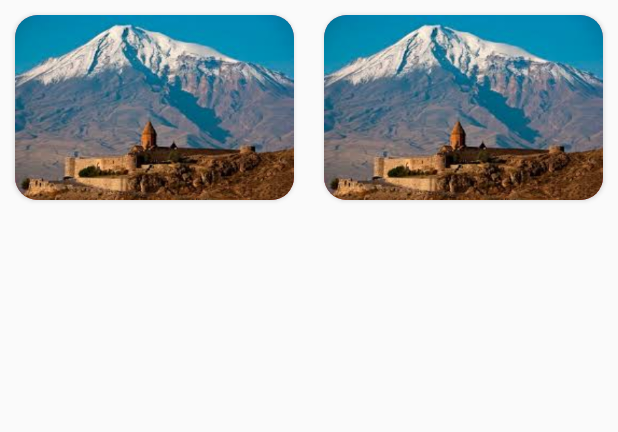
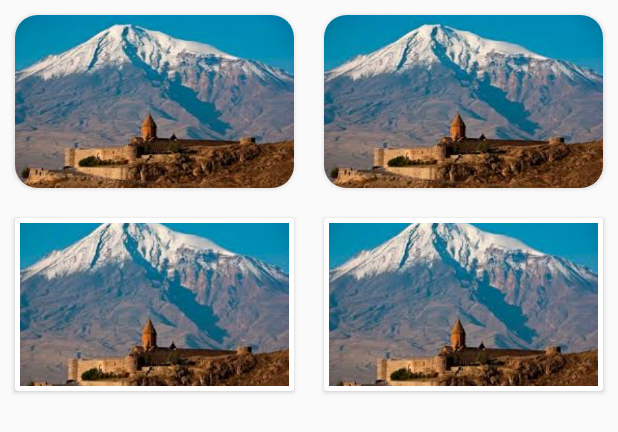
Before and after one commit to MaritzaRh/What2DoToday, an Android app: the layout test_answer_template.xml on its own in the app's theme, with its tools: preview values and no code run, on a phone screen of 412 x 824 dp. Shown: the top 432 px of the screen. Run offline under Robolectric (Android 15) with nearby library versions, the phone set to English and light mode, and no system bars.

Commit message:
Las cuatro imagenes ya tienen listener, y despliega un Toast con el id de la respuest

```diff
--- a/app/src/main/AndroidManifest.xml
+++ b/app/src/main/AndroidManifest.xml
@@ -5,6 +5,9 @@
 
     <uses-permission android:name="android.permission.ACCESS_COARSE_LOCATION" />
     <uses-permission android:name="android.permission.ACCESS_FINE_LOCATION" />
+    <uses-permission android:name="android.permission#VIBRATE" />
+
+    <uses-permission android:name="android.permission.VIBRATE" />
 
     <application
         android:allowBackup="true"
--- a/app/src/main/java/com/testing/what2dotoday/SplashScreenActivity.kt
+++ b/app/src/main/java/com/testing/what2dotoday/SplashScreenActivity.kt
@@ -4,7 +4,8 @@ import android.content.Intent
 import androidx.appcompat.app.AppCompatActivity
 import android.os.Bundle
 import android.os.Handler
-
+import com.testing.what2dotoday.MainActivity
+import com.testing.what2dotoday.Test
 class SplashScreenActivity : AppCompatActivity() {
     private val splashTime = 2000L
     private lateinit var myhandler: Handler
@@ -26,7 +27,7 @@ class SplashScreenActivity : AppCompatActivity() {
         finish()
     }
     private fun goToTestActivity() {
-        val testActivityIntent = Intent(applicationContext, Places::class.java)
+        val testActivityIntent = Intent(applicationContext, Test::class.java)
         startActivity(testActivityIntent)
         finish()
     }
--- a/app/src/main/java/com/testing/what2dotoday/TestRowModel.kt
+++ b/app/src/main/java/com/testing/what2dotoday/TestRowModel.kt
@@ -1,3 +1,3 @@
 package com.testing.what2dotoday
 
-data class TestRowModel(val leftAns: Int, val rightAns:Int){}
+data class TestRowModel(val bottomLeftAns: Int, val bottomRightAns:Int,val topLeftAns: Int, val topRightAns:Int){}
--- a/app/src/main/res/layout/activity_test.xml
+++ b/app/src/main/res/layout/activity_test.xml
@@ -35,7 +35,8 @@
                 <androidx.recyclerview.widget.RecyclerView
                     android:id="@+id/activity_test_recyclerView"
                     android:layout_width="match_parent"
-                    android:layout_height="match_parent" />
+                    android:layout_height="wrap_content" />
+
             </LinearLayout>
        <!-- </ScrollView>-->
     </RelativeLayout>
--- a/app/src/main/res/layout/place_row_template.xml
+++ b/app/src/main/res/layout/place_row_template.xml
@@ -1,8 +1,9 @@
 <?xml version="1.0" encoding="utf-8"?>
-<androidx.cardview.widget.CardView xmlns:android="http://schemas.android.com/apk/res/android"
+<androidx.cardview.widget.CardView
+    xmlns:android="http://schemas.android.com/apk/res/android"
+    xmlns:app="http://schemas.android.com/apk/res-auto"
     android:layout_width="match_parent"
     android:layout_height="wrap_content"
-    xmlns:app="http://schemas.android.com/apk/res-auto"
     app:cardCornerRadius="3dp"
     app:cardElevation="3dp"
     app:cardUseCompatPadding="true"
--- a/app/src/main/res/layout/test_answer_template.xml
+++ b/app/src/main/res/layout/test_answer_template.xml
@@ -1,56 +1,87 @@
 <?xml version="1.0" encoding="utf-8"?>
 <LinearLayout xmlns:android="http://schemas.android.com/apk/res/android"
-    android:orientation="vertical" android:layout_width="match_parent"
-    android:layout_height="wrap_content"
-
-    >
+    xmlns:app="http://schemas.android.com/apk/res-auto"
+    xmlns:card_view="http://schemas.android.com/tools"
+    android:orientation="vertical"
+    android:layout_width="match_parent"
+    android:layout_height="wrap_content">
     <LinearLayout
         android:layout_width="match_parent"
         android:layout_height="wrap_content"
         android:weightSum="1">
         <androidx.cardview.widget.CardView
+            cardElevation="0dp"
             android:layout_width="0dp"
-            android:layout_height="match_parent" android:layout_weight="0.5"
+            android:layout_height="115dp" android:layout_weight="0.5"
             android:layout_margin="10dp"
             android:orientation="vertical"
-            xmlns:card_view="http://schemas.android.com/apk/res-auto"
-            card_view:cardCornerRadius="15dp"
-            card_view:cardBackgroundColor="@color/colorSplashScreen"
-            android:clickable="true"
+            app:cardCornerRadius="15dp"
             >
-            <LinearLayout android:layout_width="match_parent" android:layout_height="wrap_content"
-                android:orientation="vertical"
-                android:weightSum="0.5">
             <ImageView
-                    android:layout_width="wrap_content"
-                    android:layout_height="123dp"
+                android:layout_width="match_parent"
+                android:layout_height="match_parent"
                 android:src="@drawable/mountain"
+                android:id="@+id/answerUL"
                 android:scaleType="fitXY"
-                    android:id="@+id/answerL"/>
-            </LinearLayout>
+                />
         </androidx.cardview.widget.CardView>
         <androidx.cardview.widget.CardView
+            cardElevation="15dp"
             android:layout_width="0dp"
-            android:layout_height="match_parent" android:layout_weight="0.5"
+            android:layout_height="115dp" android:layout_weight="0.5"
             android:layout_margin="10dp"
             android:orientation="vertical"
-            xmlns:card_view="http://schemas.android.com/apk/res-auto"
-            card_view:cardCornerRadius="15dp"
-            card_view:cardBackgroundColor="@color/colorSplashScreen"
-            android:clickable="true"
-            >
-            <LinearLayout android:layout_width="match_parent" android:layout_height="wrap_content"
-                android:orientation="vertical"
-                android:weightSum="0.5"
+            app:cardCornerRadius="15dp"
             >
             <ImageView
-                    android:layout_width="wrap_content"
-                    android:layout_height="123dp"
+                android:layout_width="match_parent"
+                android:layout_height="match_parent"
                 android:src="@drawable/mountain"
-                    android:id="@+id/answerR"
+                android:id="@+id/answerUR"
                 android:scaleType="fitXY"
+
                 />
+        </androidx.cardview.widget.CardView>
     </LinearLayout>
+    <LinearLayout
+        android:layout_width="match_parent"
+        android:layout_height="wrap_content"
+        android:weightSum="1"
+        >
+        <androidx.cardview.widget.CardView
+            cardElevation="5dp"
+            android:layout_width="0dp"
+            android:layout_height="115dp" android:layout_weight="0.5"
+            android:layout_margin="10dp"
+            android:orientation="vertical"
+            card_view:cardCornerRadius="15dp"
+            >
+            <ImageView
+                android:layout_width="match_parent"
+                android:layout_height="match_parent"
+                android:src="@drawable/mountain"
+                android:id="@+id/answerBL"
+                android:scaleType="centerCrop"
+                android:layout_margin="3dp"
+                />
+        </androidx.cardview.widget.CardView>
+        <androidx.cardview.widget.CardView
+            cardElevation="5dp"
+            android:layout_width="0dp"
+            android:layout_height="115dp" android:layout_weight="0.5"
+            android:layout_margin="10dp"
+            android:orientation="vertical"
+            card_view:cardCornerRadius="15dp"
+            android:foreground="?android:attr/selectableItemBackground"
+            >
+            <ImageView
+                android:layout_width="match_parent"
+                android:layout_height="match_parent"
+                android:src="@drawable/mountain"
+                android:id="@+id/answerBR"
+                android:scaleType="centerCrop"
+                android:layout_margin="3dp"
+                />
         </androidx.cardview.widget.CardView>
     </LinearLayout>
 </LinearLayout>
```
Also changed, not shown: app/src/main/java/com/testing/what2dotoday/Test.kt (+12 -7 lines), app/src/main/java/com/testing/what2dotoday/TestAdapter.kt (+91 -5 lines). Lines whose indentation alone changed are shown as unchanged.
